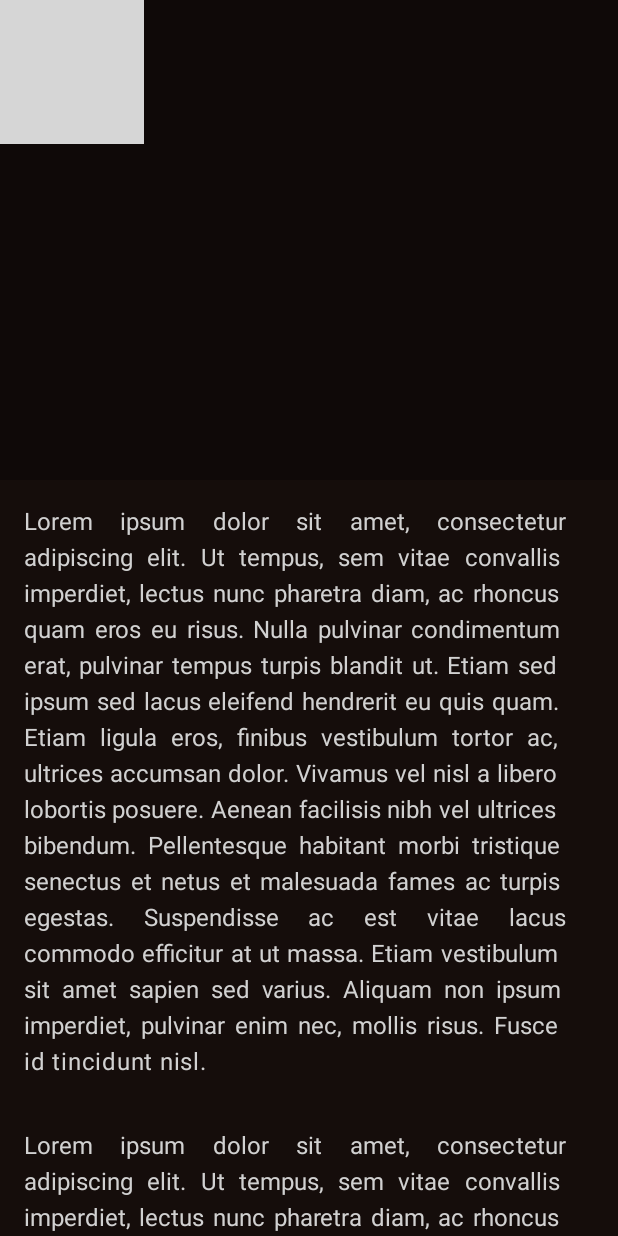
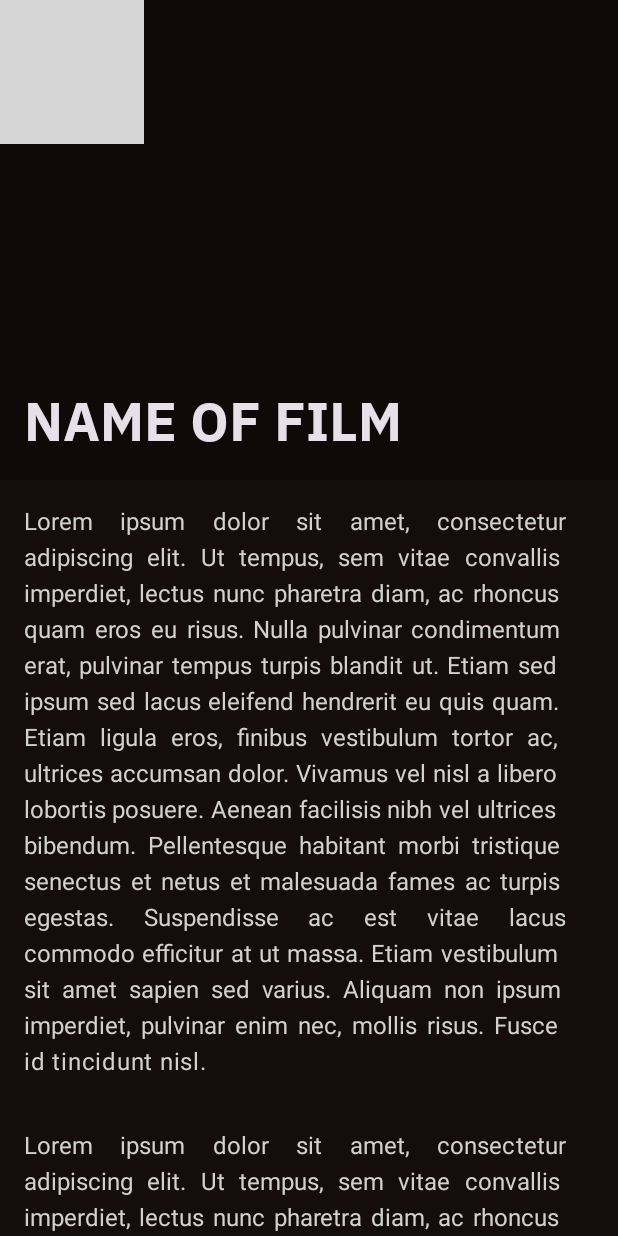
Before and after one commit to Max-Andersen/Movies-Catalog, an Android app built with Jetpack Compose: the MainScreenController screen opened through its navigation route, after a tap on "Люцифер", on a phone screen of 412 x 824 dp. Run offline under Robolectric (Android 15) with nearby library versions, the phone set to English and light mode, and no system bars; grey boxes are pictures that could not be loaded.

Commit message:
title animation added

```diff
--- a/app/src/main/java/com/example/moviecatalog/mainScreen/MainScreen.kt
+++ b/app/src/main/java/com/example/moviecatalog/mainScreen/MainScreen.kt
@@ -21,14 +21,18 @@ import com.example.moviecatalog.ui.theme.MovieCatalogTheme
 
 @Composable
 fun MainScreen(navController: NavController, model: MainScreenViewModel = viewModel()) {
-
     MovieCatalogTheme {
         Surface(
             modifier = Modifier
                 .fillMaxSize()
+                .background(MaterialTheme.colorScheme.background)
         ) {
 
-            LazyColumn(modifier = Modifier.fillMaxSize()) {
+            LazyColumn(
+                modifier = Modifier
+                    .fillMaxSize()
+                    .background(MaterialTheme.colorScheme.background)
+            ) {
                 item { PromotedFilm(navController, model) }
                 item { Spacer(modifier = Modifier.size(10.dp)) }
 
@@ -51,17 +55,6 @@ fun MainScreen(navController: NavController, model: MainScreenViewModel = viewMo
                 item { GalleryMovie(navController = navController, model = model) }
 
             }
-//            Column(modifier = Modifier
-//
-//               ) {
-//                PromotedFilm(navController, model)
-//                Spacer(modifier = Modifier.size(10.dp))
-//
-//                Favorite(navController = navController, model = model)
-//                Gallery(navController = navController, model = model)
-//
-//            }
-
         }
     }
 }
@@ -98,6 +91,7 @@ fun TestMovie(navController: NavController) {
         modifier = Modifier
             .height(144.dp)
             .padding(10.dp)
+            .background(MaterialTheme.colorScheme.background)
             .clickable { navController.navigate("movie/1") },
         contentScale = ContentScale.FillHeight,
 
@@ -109,10 +103,12 @@ fun GalleryMovie(navController: NavController, model: MainScreenViewModel) {
     val movie = model.getPreView()
     Surface(modifier = Modifier
         .fillMaxSize()
+        .background(MaterialTheme.colorScheme.background)
         .clickable { navController.navigate("movie/1") }) {
         Row(
             modifier = Modifier
                 .fillMaxSize()
+                .background(MaterialTheme.colorScheme.background)
         ) {
             Image(
                 painter = painterResource(id = movie.TEMP_IMG),
@@ -151,7 +147,7 @@ fun GalleryMovie(navController: NavController, model: MainScreenViewModel) {
 fun Favorite(navController: NavController, model: MainScreenViewModel) {
     MovieCatalogTheme {
         Surface(modifier = Modifier.height(212.dp)) {
-            Column {
+            Column(modifier = Modifier.background(MaterialTheme.colorScheme.background)) {
                 Text(
                     text = "Избранное",
                     color = MaterialTheme.colorScheme.primary,
--- a/app/src/main/java/com/example/moviecatalog/mainScreen/movie/MovieScreen.kt
+++ b/app/src/main/java/com/example/moviecatalog/mainScreen/movie/MovieScreen.kt
@@ -6,18 +6,22 @@ import androidx.compose.foundation.layout.*
 import androidx.compose.material.TopAppBar
 import androidx.compose.material3.MaterialTheme
 import androidx.compose.material3.Surface
-import androidx.compose.runtime.Composable
+import androidx.compose.material3.Text
+import androidx.compose.runtime.*
 import androidx.compose.ui.Alignment
 import androidx.compose.ui.Modifier
 import androidx.compose.ui.draw.alpha
 import androidx.compose.ui.graphics.Color
 import androidx.compose.ui.graphics.graphicsLayer
+import androidx.compose.ui.graphics.lerp
 import androidx.compose.ui.layout.ContentScale
+import androidx.compose.ui.layout.onGloballyPositioned
 import androidx.compose.ui.platform.LocalDensity
 import androidx.compose.ui.res.painterResource
 import androidx.compose.ui.res.stringResource
 import androidx.compose.ui.text.style.TextAlign
 import androidx.compose.ui.unit.dp
+import androidx.compose.ui.unit.lerp
 import androidx.navigation.NavController
 import com.example.moviecatalog.R
 import com.example.moviecatalog.ui.theme.MovieCatalogTheme
@@ -37,12 +41,22 @@ fun MovieScreen(filmId: String, navController: NavController) {
 }
 
 private val headerHeight = 320.dp
+private val toolbarHeight = 56.dp
+
+private val paddingMedium = 16.dp
+
+private val titlePaddingStart = 16.dp
+private val titlePaddingEnd = 40.dp
+
+private const val titleFontScaleStart = 1f
+private const val titleFontScaleEnd = 0.66f
 
 @Composable
 fun FilmContent(navController: NavController) {
     val scroll: ScrollState = rememberScrollState(0)
 
     val headerHeightPx = with(LocalDensity.current) { headerHeight.toPx() }
+    val toolbarHeightPx = with(LocalDensity.current) { toolbarHeight.toPx() }
 
     Box(
         modifier = Modifier.fillMaxSize()
@@ -50,7 +64,7 @@ fun FilmContent(navController: NavController) {
         ImageHeader(scroll, headerHeightPx)
         Body(scroll)
         Toolbar(scroll, headerHeightPx, navController)
-        Title()
+        Title(scroll, headerHeightPx, toolbarHeightPx)
     }
 }
 
@@ -60,10 +74,10 @@ private fun ImageHeader(scroll: ScrollState, headerHeightPx: Float) {
         modifier = Modifier
             .fillMaxWidth()
             .height(headerHeight)
-        .graphicsLayer {
-            translationY = -scroll.value.toFloat() / 2f // Parallax effect
-            alpha = (-1f / headerHeightPx) * scroll.value + 1
-        }
+            .graphicsLayer {
+                translationY = -scroll.value.toFloat() / 2f // Parallax effect
+                alpha = (-1f / headerHeightPx) * scroll.value + 1
+            }
     ) {
         Image(
             painter = painterResource(id = R.drawable.the_magicians),
@@ -100,6 +114,10 @@ private fun Toolbar(
     headerHeightPx: Float,
     navController: NavController
 ) {
+    val isFavorite = remember {
+        mutableStateOf(false)
+    }
+
     val half = headerHeightPx / 4f
     val position = if (scroll.value > half) (scroll.value - half) / (half * 2.5f) else 0f
     println("$position  $half")
@@ -123,9 +141,11 @@ private fun Toolbar(
                 contentAlignment = Alignment.BottomEnd
             ) {
                 Image(
-                    painter = painterResource(id = R.drawable.heart),
+                    painter = painterResource(id = if (!isFavorite.value) R.drawable.heart else R.drawable.full_heart),
                     contentDescription = null,
-                    modifier = Modifier.padding(top = 40.dp, bottom = 16.dp, end = 16.dp)
+                    modifier = Modifier
+                        .padding(top = 40.dp, bottom = 16.dp, end = 16.dp)
+                        .clickable { isFavorite.value = !isFavorite.value }
                 )
             }
             Image(
@@ -141,8 +161,46 @@ private fun Toolbar(
 
 }
 
+@Composable
+fun Title(scroll: ScrollState, headerHeightPx: Float, toolbarHeightPx: Float) {
+    var titleHeightPx by remember { mutableStateOf(0f) }
+    val titleHeightDp = with(LocalDensity.current) { titleHeightPx.toDp() }
 
-@Composable
-fun Title() {
-    //Text(text = "NAME OF FILM", style = MaterialTheme.typography.titleLarge, modifier = Modifier.padding(top=24.dp) )
+    Text(
+        text = "NAME OF FILM",
+        style = MaterialTheme.typography.titleLarge,
+        modifier = Modifier
+            .graphicsLayer {
+                val collapseRange: Float = (headerHeightPx - toolbarHeightPx)
+                val collapseFraction: Float = (scroll.value / collapseRange).coerceIn(0f, 1f)
+                val titleY = lerp(
+                    headerHeight - titleHeightDp - paddingMedium, // start Y
+                    toolbarHeight / 1.15f - titleHeightDp / 2f, // end Y
+                    collapseFraction
+                )
+
+                val titleX = lerp(
+                    titlePaddingStart,
+                    titlePaddingEnd,
+                    collapseFraction
+                )
+
+                val scaleXY = lerp(
+                    titleFontScaleStart.dp,
+                    titleFontScaleEnd.dp,
+                    collapseFraction
+                )
+
+                translationY = titleY.toPx()
+                translationX = titleX.toPx()
+
+                scaleX = scaleXY.value
+                scaleY = scaleXY.value
+
+            }
+            .onGloballyPositioned {
+                titleHeightPx = it.size.height.toFloat()
+            }
+
+    )
 }
```
Also changed, not shown: app/src/main/res/drawable/full_heart.png (added).
